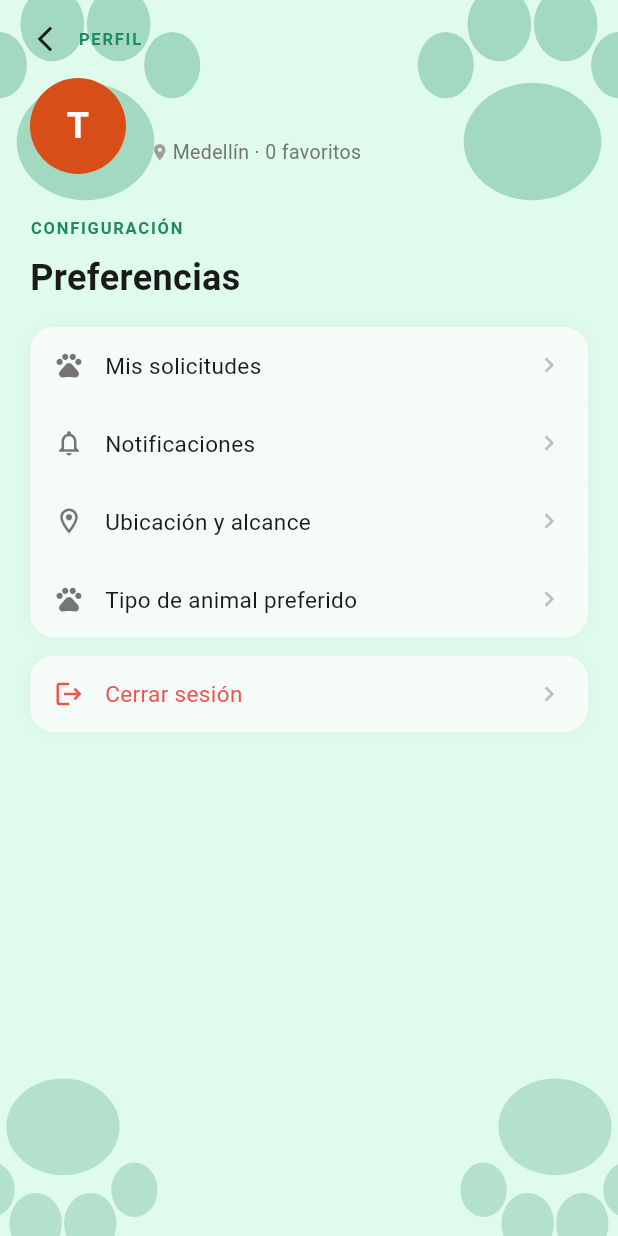
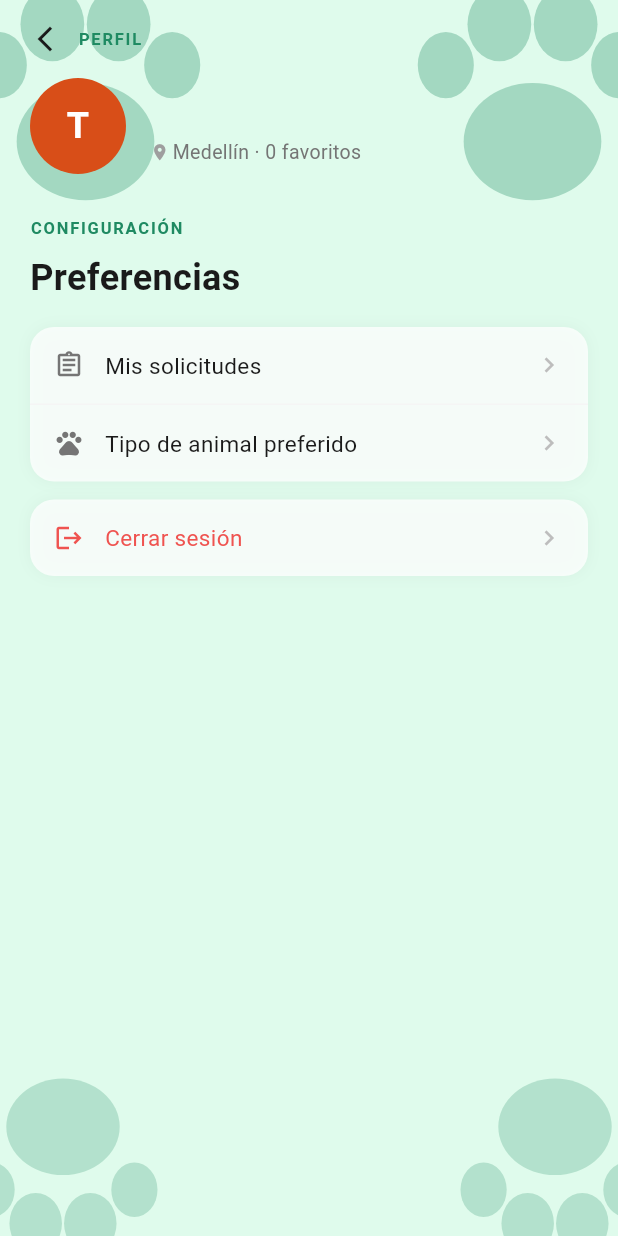
Before and after one commit to lunita486/Salva-Patitas, a Flutter app: the screen it shows once a user with an empty profile is signed in, after a tap on "Perfil", on a phone screen of 412 x 824 dp. Run offline on Flutter 3.47's test engine with Material 3 defaults, Android fonts, the phone set to English and light mode, and no system bars; our stand-ins replace cloud_firestore, firebase_auth, firebase_core, geolocator, google_sign_in, image_picker; accounts and stored records are empty; network calls fail.

Commit message:
remove: notificaciones and ubicacion from adoptante profile
Features not yet implemented — removed to avoid confusing users

Co-Authored-By: Claude Sonnet 4.6 <noreply@anthropic.com>

```diff
--- a/lib/screens/perfil_adoptante_screen.dart
+++ b/lib/screens/perfil_adoptante_screen.dart
@@ -4,8 +4,6 @@ import 'package:cloud_firestore/cloud_firestore.dart';
 import 'package:google_sign_in/google_sign_in.dart';
 import '../theme.dart';
 import 'mis_solicitudes_screen.dart';
-import 'notificaciones_screen.dart';
-import 'ubicacion_alcance_screen.dart';
 import 'tipo_animal_screen.dart';
 
 class PerfilAdoptanteScreen extends StatelessWidget {
@@ -99,15 +97,9 @@ class PerfilAdoptanteScreen extends StatelessWidget {
                   fontWeight: FontWeight.bold, color: Color(0xFF1A1A1A))),
               const SizedBox(height: 16),
               _settingsCard([
-                _settingsRow('Mis solicitudes', Icons.pets,
+                _settingsRow('Mis solicitudes', Icons.assignment_outlined,
                     onTap: () => Navigator.push(context, MaterialPageRoute(
                         builder: (_) => const MisSolicitudesScreen()))),
-                _settingsRow('Notificaciones', Icons.notifications_outlined,
-                    onTap: () => Navigator.push(context, MaterialPageRoute(
-                        builder: (_) => const NotificacionesScreen()))),
-                _settingsRow('Ubicación y alcance', Icons.location_on_outlined,
-                    onTap: () => Navigator.push(context, MaterialPageRoute(
-                        builder: (_) => const UbicacionAlcanceScreen()))),
                 _settingsRow('Tipo de animal preferido', Icons.pets, last: true,
                     onTap: () => Navigator.push(context, MaterialPageRoute(
                         builder: (_) => const TipoAnimalScreen()))),
```
